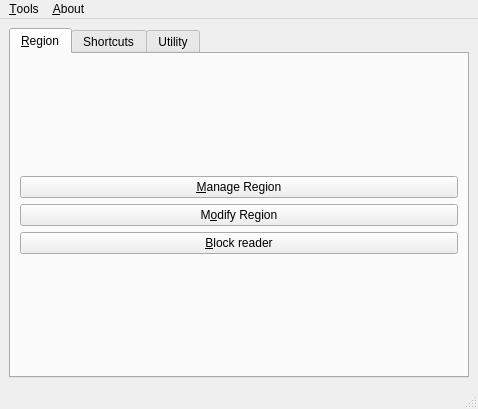
Before: the Qt Designer form src/mainwindow.ui in DreamHelium/dhlrc, drawn with Qt 5.
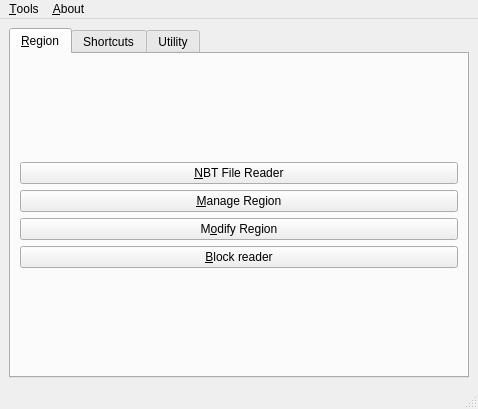
After: the same form once the commit is applied.

Commit message: Add list read in NbtReaderUI and external reader

```diff
--- a/src/mainwindow.ui
+++ b/src/mainwindow.ui
@@ -24,6 +24,13 @@
        <layout class="QVBoxLayout" name="verticalLayout_8">
         <item>
          <layout class="QVBoxLayout" name="verticalLayout_6">
+          <item>
+           <widget class="QPushButton" name="nbtBtn">
+            <property name="text">
+             <string>&amp;NBT File Reader</string>
+            </property>
+           </widget>
+          </item>
           <item>
            <widget class="QPushButton" name="mrBtn">
             <property name="text">
```
The commit also changes 20 other files.
